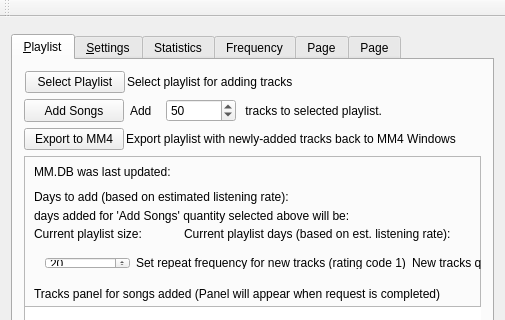
Qt form archsimian.ui (Harpo3/archsimian) before a commit; both pictures show x 0 to 505 and y 0 to 320 of the 505 by 673 pixel window.
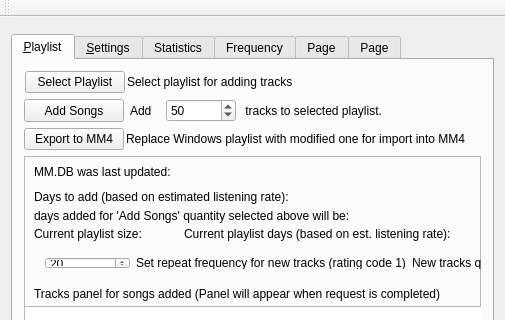
The same form after that commit. Icons and pictures are not drawn.

Commit message: Added function to replace Windows playlist with modified playlist

```diff
--- a/archsimian.ui
+++ b/archsimian.ui
@@ -180,7 +180,7 @@
           <item>
            <widget class="QLabel" name="exportplaylistlabel">
             <property name="text">
-             <string>Export playlist with newly-added tracks back to MM4 Windows</string>
+             <string>Replace Windows playlist with modified one for import into MM4</string>
             </property>
            </widget>
           </item>
```
The commit also changes 4 other files.
